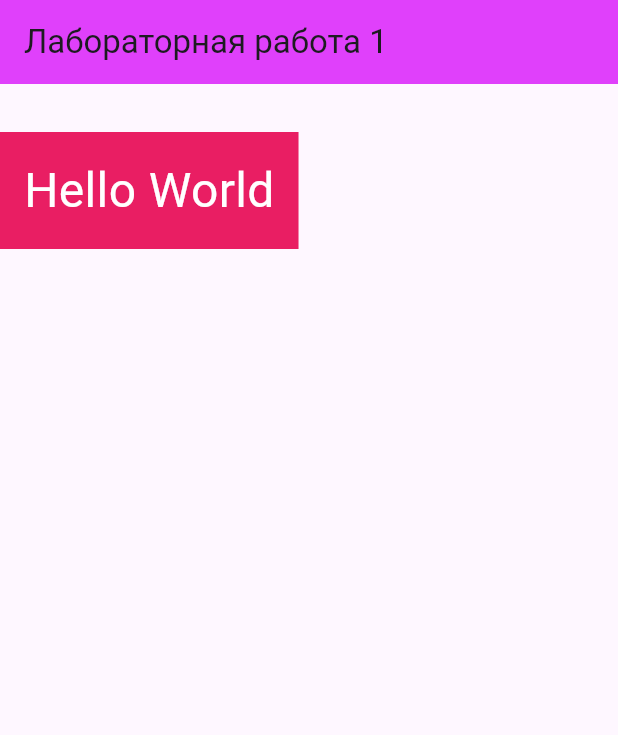
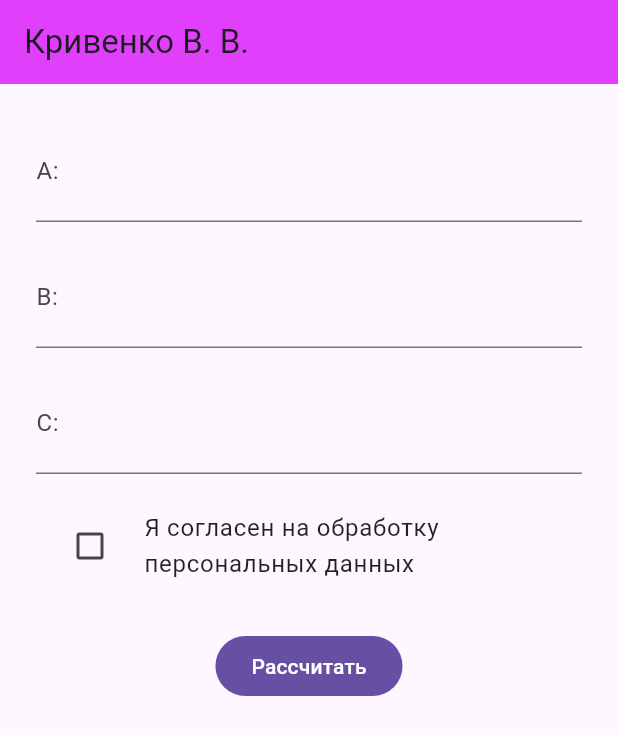
Before and after one commit to vladwebdev1402/tusur-flutter, a Flutter app: the screen it shows after launch, on a phone screen of 412 x 824 dp. Shown: the top 735 px of the screen. Run offline on Flutter 3.47's test engine with Material 3 defaults, Android fonts, the phone set to English and light mode, and no system bars.

Commit message:
complete laba_3

```diff
--- /dev/null
+++ b/lib/src/form/quadratic_equation_form.dart
@@ -0,0 +1,88 @@
+import 'package:flutter/material.dart';
+import 'package:tusur_flutter/src/screens/index.dart';
+import 'package:tusur_flutter/src/ui/coefficient_text_field.dart';
+
+class QuadraticEquationForm extends StatefulWidget {
+  const QuadraticEquationForm({super.key});
+  @override
+  State<QuadraticEquationForm> createState() => _QuadraticEquationFormState();
+}
+
+class _QuadraticEquationFormState extends State<QuadraticEquationForm> {
+  bool _isAgreement = false;
+  bool _isAgreementError = false;
+
+  final _formKey = GlobalKey<FormState>();
+
+  final _controllerA = TextEditingController();
+  final _controllerB = TextEditingController();
+  final _controllerC = TextEditingController();
+
+  final _focusA = FocusNode();
+  final _focusB = FocusNode();
+  final _focusC = FocusNode();
+
+  _handleCalcPressed() {
+    if (_formKey.currentState!.validate() && _isAgreement) {
+      Navigator.push(
+          context,
+          MaterialPageRoute(
+              builder: (context) => EquationResultScreen(
+                    coefA: double.parse(_controllerA.text),
+                    coefB: double.parse(_controllerB.text),
+                    coefC: double.parse(_controllerC.text),
+                  )));
+    }
+
+    if (!_isAgreement) {
+      setState(() => _isAgreementError = true);
+    } else {
+      setState(() => _isAgreementError = false);
+    }
+  }
+
+  @override
+  Widget build(BuildContext context) {
+    return Form(
+      key: _formKey,
+      child: Column(
+        children: [
+          CoefficientTextField(
+              "A:", _controllerA, _focusA, () => _focusB.requestFocus()),
+          const SizedBox(
+            height: 16.0,
+          ),
+          CoefficientTextField(
+              "B:", _controllerB, _focusB, () => _focusC.requestFocus()),
+          const SizedBox(
+            height: 16.0,
+          ),
+          CoefficientTextField(
+              "C:", _controllerC, _focusC, () => _handleCalcPressed()),
+          const SizedBox(
+            height: 16.0,
+          ),
+          CheckboxListTile(
+            controlAffinity: ListTileControlAffinity.leading,
+            value: _isAgreement,
+            isError: _isAgreementError,
+            onChanged: (value) => setState(() {
+              _isAgreement = value!;
+              if (value) _isAgreementError = false;
+            }),
+            title: Text(
+              "Я согласен на обработку персональных данных",
+              style: TextStyle(
+                  color: _isAgreementError ? Colors.red[900] : Colors.black87),
+            ),
+          ),
+          const SizedBox(
+            height: 24.0,
+          ),
+          FilledButton(
+              onPressed: _handleCalcPressed, child: const Text("Рассчитать"))
+        ],
+      ),
+    );
+  }
+}
--- /dev/null
+++ b/lib/src/screens/index.dart
@@ -0,0 +1,2 @@
+export 'equation_result_screen.dart';
+export 'main_screen.dart';
--- /dev/null
+++ b/lib/src/screens/main_screen.dart
@@ -0,0 +1,21 @@
+import 'package:flutter/material.dart';
+import 'package:tusur_flutter/src/form/quadratic_equation_form.dart';
+
+class MainScreen extends StatelessWidget {
+  const MainScreen({super.key});
+
+  @override
+  Widget build(BuildContext context) {
+    return Scaffold(
+      appBar: AppBar(
+        title: const Text("Кривенко В. В. "),
+        backgroundColor: Colors.purpleAccent,
+      ),
+      body: const SingleChildScrollView(
+          child: Padding(
+        padding: EdgeInsets.all(24.0),
+        child: QuadraticEquationForm(),
+      )),
+    );
+  }
+}
--- /dev/null
+++ b/lib/src/ui/coefficient_text_field.dart
@@ -0,0 +1,37 @@
+import 'package:flutter/material.dart';
+import 'package:flutter/services.dart';
+
+class CoefficientTextField extends StatelessWidget {
+  final String _coeff;
+  final TextEditingController controller;
+  final FocusNode focusNode;
+  final Function onSubmitted;
+
+  const CoefficientTextField(
+      this._coeff, this.controller, this.focusNode, this.onSubmitted,
+      {super.key});
+
+  @override
+  Widget build(BuildContext context) {
+    return TextFormField(
+      inputFormatters: [FilteringTextInputFormatter.allow(RegExp('[0-9.-]'))],
+      decoration: InputDecoration(
+          errorStyle: const TextStyle(fontSize: 16.0),
+          labelStyle: const TextStyle(fontSize: 16.0),
+          labelText: _coeff),
+      keyboardType: TextInputType.number,
+      controller: controller,
+      focusNode: focusNode,
+      onFieldSubmitted: (value) => onSubmitted(),
+      style: const TextStyle(fontSize: 24.0),
+      validator: (value) {
+        if (value!.isEmpty) return "Введите значение коэффициента";
+        if (!RegExp(r'((^|, )([-]{0,1}[0-9]+[.]{0,1}[0-9]+|[-]{0,1}[0-9]+))+$')
+            .hasMatch(value)) {
+          return "Число введено неккоретно";
+        }
+        return null;
+      },
+    );
+  }
+}
```
Also changed, not shown: lib/main.dart (+3 -18 lines), lib/src/screens/equation_result_screen.dart (added, +61 -0 lines).
